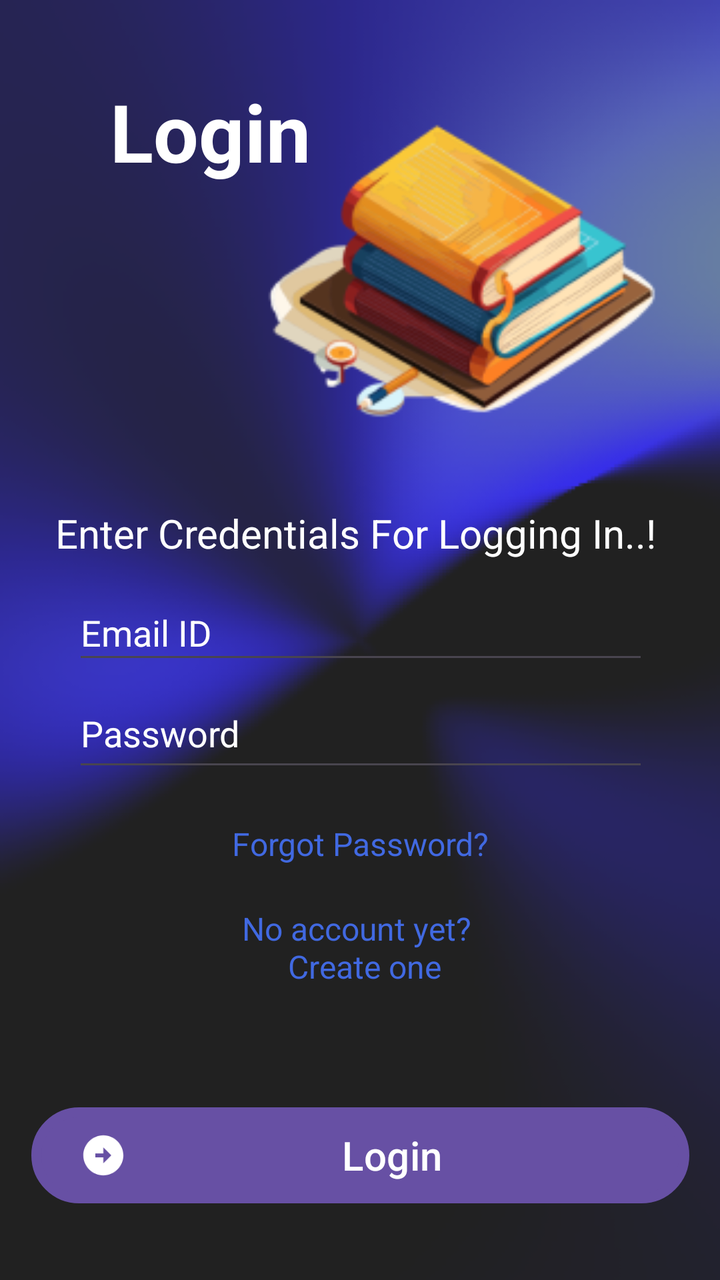
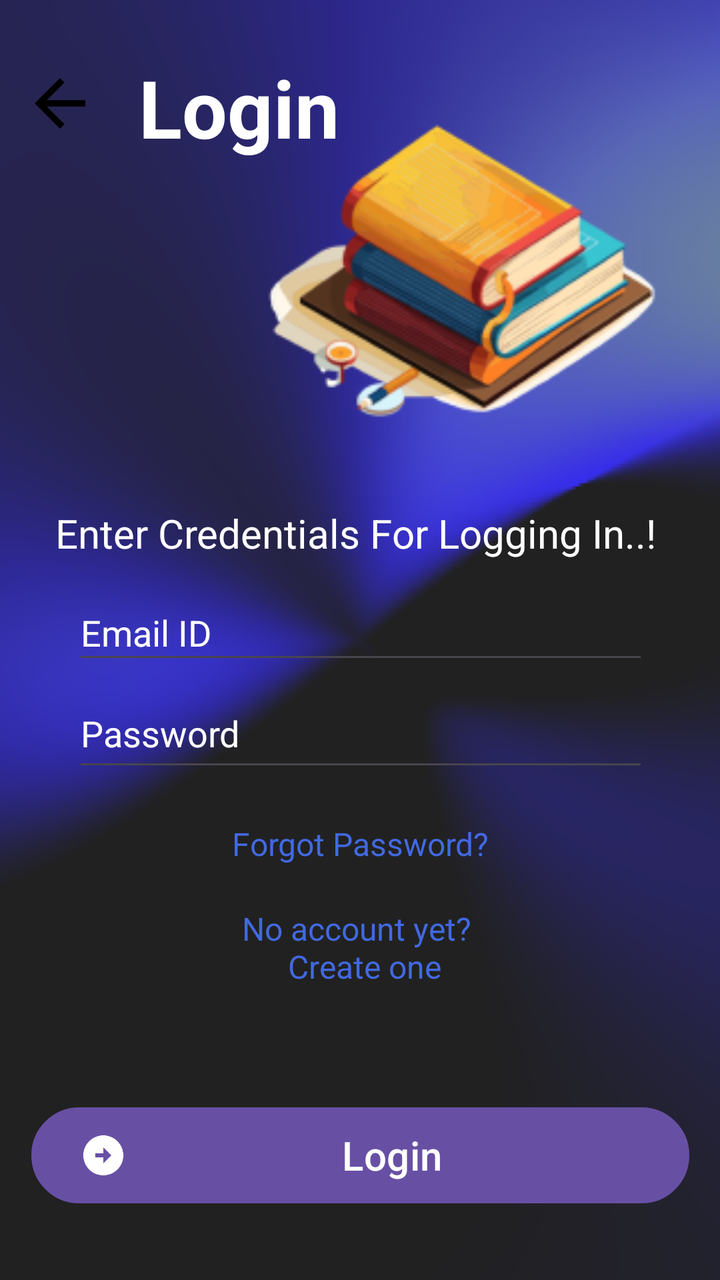

Before-and-after screenshots of an Android layout around one commit, followed by the original layout XML and the change that was made.
<!-- AndroidManifest.xml: application theme Theme.AccessMaster -->
<!-- res/layout/login.xml -->
<?xml version="1.0" encoding="utf-8"?>
<androidx.constraintlayout.widget.ConstraintLayout xmlns:android="http://schemas.android.com/apk/res/android"
    xmlns:app="http://schemas.android.com/apk/res-auto"
    xmlns:tools="http://schemas.android.com/tools"
    android:layout_width="match_parent"
    android:layout_height="match_parent"
    android:background="@drawable/back">

    

    

    <TextView
        android:layout_width="206dp"
        android:layout_height="73dp"
        android:gravity="center"
        android:padding="10dp"
        android:text="Login"
        android:textColor="@android:color/white"
        android:textSize="40sp"
        android:textStyle="bold"
        app:layout_constraintBottom_toBottomOf="parent"
        app:layout_constraintEnd_toEndOf="parent"
        app:layout_constraintHeight_percent="0.1"
        app:layout_constraintHorizontal_bias="0.014"
        app:layout_constraintStart_toStartOf="parent"
        app:layout_constraintTop_toTopOf="parent"
        app:layout_constraintVertical_bias="0.051"
        app:layout_constraintWidth_percent="0.5" />

    

    

    

    

    <TextView
        android:id="@+id/textView"
        android:layout_width="407dp"
        android:layout_height="60dp"
        android:gravity="center"
        android:padding="10dp"
        android:text="Enter Credentials For Logging In..! "
        android:textColor="@android:color/white"
        android:textSize="20sp"
        app:layout_constraintBottom_toBottomOf="parent"
        app:layout_constraintEnd_toEndOf="parent"
        app:layout_constraintStart_toStartOf="parent"
        app:layout_constraintTop_toTopOf="parent"
        app:layout_constraintVertical_bias="0.408"
        app:layout_constraintWidth_percent="0.9" />

    <ImageView
        android:layout_width="247dp"
        android:layout_height="219dp"
        app:layout_constraintBottom_toBottomOf="parent"
        app:layout_constraintEnd_toEndOf="parent"
        app:layout_constraintHeight_percent="0.3"
        app:layout_constraintHorizontal_bias="1.0"
        app:layout_constraintStart_toStartOf="parent"
        app:layout_constraintTop_toTopOf="parent"
        app:layout_constraintVertical_bias="0.066"
        app:layout_constraintWidth_percent="0.6"
        app:srcCompat="@drawable/book" />

    

    

    <EditText
        android:id="@+id/editTextEmail"
        android:layout_width="288dp"
        android:layout_height="0dp"
        android:hint="Email ID"
        android:inputType="textEmailAddress"
        android:textColorHint="@color/white"
        app:layout_constraintBottom_toBottomOf="@+id/button11"
        app:layout_constraintEnd_toEndOf="parent"
        app:layout_constraintHeight_percent="0.07"
        app:layout_constraintHorizontal_bias="0.504"
        app:layout_constraintStart_toStartOf="parent"
        app:layout_constraintTop_toTopOf="parent"
        app:layout_constraintVertical_bias="0.525"
        app:layout_constraintWidth_percent="0.7" />

    <EditText
        android:id="@+id/editTextPassword"
        android:layout_width="288dp"
        android:layout_height="51dp"
        android:hint="Password"
        android:inputType="textPassword"
        android:textColorHint="@color/white"
        app:layout_constraintBottom_toBottomOf="@+id/button11"
        app:layout_constraintEnd_toEndOf="parent"
        app:layout_constraintHeight_percent="0.07"
        app:layout_constraintHorizontal_bias="0.504"
        app:layout_constraintStart_toStartOf="parent"
        app:layout_constraintTop_toTopOf="parent"
        app:layout_constraintVertical_bias="0.617"
        app:layout_constraintWidth_percent="0.7" />

    <Button
        android:id="@+id/button11"
        android:layout_width="329dp"
        android:layout_height="wrap_content"
        android:background="@drawable/button"
        android:drawableLeft="@drawable/signup"
        android:onClick="navigateToLockPin"
        android:text="Login"
        android:textSize="20sp"
        app:layout_constraintBottom_toBottomOf="parent"
        app:layout_constraintEnd_toEndOf="parent"
        app:layout_constraintStart_toStartOf="parent"
        app:layout_constraintTop_toTopOf="parent"
        app:layout_constraintVertical_bias="0.935"
        app:layout_constraintWidth_percent="0.8" />

    <TextView
        android:id="@+id/link_register"
        android:layout_width="329dp"
        android:layout_height="wrap_content"
        android:gravity="center"
        android:text="No account yet? \n Create one"
        android:textColor="#4169E1"
        android:textSize="16sp"
        app:layout_constraintBottom_toBottomOf="@+id/button11"
        app:layout_constraintEnd_toEndOf="parent"
        app:layout_constraintStart_toStartOf="parent"
        app:layout_constraintTop_toTopOf="parent"
        app:layout_constraintVertical_bias="0.808"
        app:layout_constraintWidth_percent="0.8" />

    <TextView
        android:id="@+id/link_forgotPassword"
        android:layout_width="329dp"
        android:layout_height="wrap_content"
        android:gravity="center"
        android:text="Forgot Password?"
        android:textColor="#4169E1"
        android:textSize="16sp"
        app:layout_constraintBottom_toBottomOf="@+id/button11"
        app:layout_constraintEnd_toEndOf="parent"
        app:layout_constraintStart_toStartOf="parent"
        app:layout_constraintTop_toTopOf="parent"
        app:layout_constraintVertical_bias="0.709"
        app:layout_constraintWidth_percent="0.8" />

</androidx.constraintlayout.widget.ConstraintLayout>
<!-- resources referenced by this layout -->
<resources>
  <color name="white">#FFFFFFFF</color>
  <!-- drawable back: png bitmap (drawable, 58696 bytes) -->
  <!-- drawable book: png bitmap (drawable, 35768 bytes) -->
  <!-- drawable button (drawable) -->
  <?xml version="1.0" encoding="utf-8"?>
  <shape xmlns:android="http://schemas.android.com/apk/res/android">
  <gradient android:startColor="@color/white" android:endColor="@color/white" />
      <corners android:radius="60dp"/>
      <stroke android:color="@color/black" android:width="5dp"/>
  </shape>
  <!-- drawable signup (drawable) -->
  <vector xmlns:android="http://schemas.android.com/apk/res/android" android:height="24dp" android:tint="#FFFFFF" android:viewportHeight="24" android:viewportWidth="24" android:width="24dp">
        
      <path android:fillColor="@android:color/white" android:pathData="M22,12c0,-5.52 -4.48,-10 -10,-10S2,6.48 2,12c0,5.52 4.48,10 10,10S22,17.52 22,12zM12,13l-4,0v-2l4,0V8l4,4l-4,4V13z"/>
      
  </vector>
  <style name="Theme.AccessMaster" parent="Base.Theme.AccessMaster" />
  <color name="black">#FF000000</color>
  <style name="Base.Theme.AccessMaster" parent="Theme.Material3.DayNight.NoActionBar">
          
          
      </style>
</resources>

<!-- the commit's change to res/layout/login.xml (unified diff, before → after) -->
@@ -6,13 +6,29 @@
     android:layout_height="match_parent"
     android:background="@drawable/back">
 
+    <ImageView
+        android:id="@+id/backarrow"
+        android:layout_width="38dp"
+        android:layout_height="38dp"
+        app:layout_constraintBottom_toBottomOf="parent"
+        app:layout_constraintEnd_toEndOf="parent"
+        app:layout_constraintHorizontal_bias="0.034"
+        app:layout_constraintStart_toStartOf="parent"
+        app:layout_constraintTop_toTopOf="parent"
+        app:layout_constraintVertical_bias="0.054"
+        app:srcCompat="@drawable/barrow" />
+
+    
+
+    
+
     
 
     
 
     <TextView
-        android:layout_width="206dp"
-        android:layout_height="73dp"
+        android:layout_width="175dp"
+        android:layout_height="81dp"
         android:gravity="center"
         android:padding="10dp"
         android:text="Login"
@@ -22,19 +38,11 @@
         app:layout_constraintBottom_toBottomOf="parent"
         app:layout_constraintEnd_toEndOf="parent"
         app:layout_constraintHeight_percent="0.1"
-        app:layout_constraintHorizontal_bias="0.014"
+        app:layout_constraintHorizontal_bias="0.173"
         app:layout_constraintStart_toStartOf="parent"
         app:layout_constraintTop_toTopOf="parent"
-        app:layout_constraintVertical_bias="0.051"
+        app:layout_constraintVertical_bias="0.024"
         app:layout_constraintWidth_percent="0.5" />
-
-    
-
-    
-
-    
-
-    
 
     <TextView
         android:id="@+id/textView"
<!-- resource entries referenced after the edit -->
@@ -2,6 +2,12 @@
 <resources>
   <color name="white">#FFFFFFFF</color>
   <!-- drawable back: png bitmap (drawable, 58696 bytes) -->
+  <!-- drawable barrow (drawable) -->
+  <vector xmlns:android="http://schemas.android.com/apk/res/android" android:autoMirrored="true" android:height="24dp" android:tint="#000000" android:viewportHeight="24" android:viewportWidth="24" android:width="24dp">
+  
+      <path android:fillColor="@android:color/white" android:pathData="M20,11H7.83l5.59,-5.59L12,4l-8,8 8,8 1.41,-1.41L7.83,13H20v-2z"/>
+  
+  </vector>
   <!-- drawable book: png bitmap (drawable, 35768 bytes) -->
   <!-- drawable button (drawable) -->
   <?xml version="1.0" encoding="utf-8"?>
